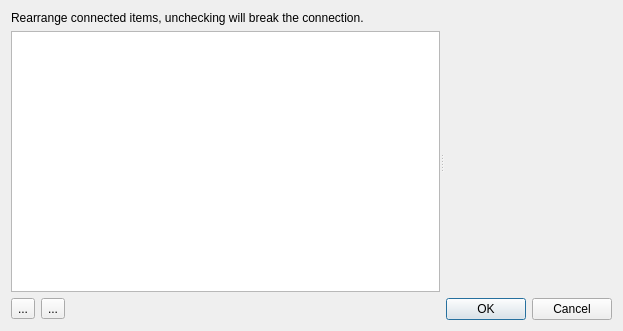
Qt form kinetic/metaitemproperties.ui (hvennekate/data_element) before a commit.
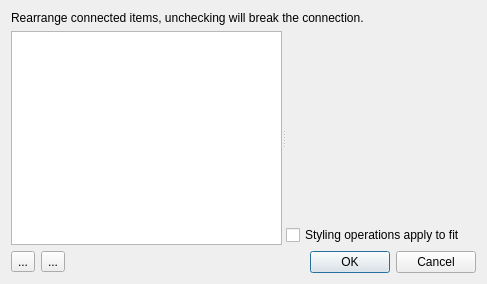
The same form after that commit. Custom widgets are drawn as their Qt base class.

Commit message: Fit styling fixed

Patch:
```diff
--- a/kinetic/metaitemproperties.ui
+++ b/kinetic/metaitemproperties.ui
@@ -6,14 +6,14 @@
    <rect>
     <x>0</x>
     <y>0</y>
-    <width>623</width>
-    <height>331</height>
+    <width>487</width>
+    <height>284</height>
    </rect>
   </property>
   <property name="windowTitle">
    <string>Connected Items</string>
   </property>
-  <layout class="QVBoxLayout" name="verticalLayout">
+  <layout class="QVBoxLayout" name="verticalLayout_3">
    <item>
     <widget class="QLabel" name="label">
      <property name="text">
@@ -22,9 +22,9 @@
     </widget>
    </item>
    <item>
-    <widget class="specSplitter" name="splitter">
+    <widget class="QSplitter" name="splitter">
      <property name="sizePolicy">
-      <sizepolicy hsizetype="Expanding" vsizetype="Expanding">
+      <sizepolicy hsizetype="Expanding" vsizetype="MinimumExpanding">
        <horstretch>0</horstretch>
        <verstretch>0</verstretch>
       </sizepolicy>
@@ -33,11 +33,33 @@
       <enum>Qt::Horizontal</enum>
      </property>
      <widget class="QListWidget" name="connectedItemsList">
+      <property name="sizePolicy">
+       <sizepolicy hsizetype="MinimumExpanding" vsizetype="MinimumExpanding">
+        <horstretch>0</horstretch>
+        <verstretch>0</verstretch>
+       </sizepolicy>
+      </property>
       <property name="selectionMode">
        <enum>QAbstractItemView::ContiguousSelection</enum>
       </property>
      </widget>
-     <widget class="QwtPlot" name="itemPreview"/>
+     <widget class="QWidget" name="layoutWidget">
+      <layout class="QVBoxLayout" name="verticalLayout">
+       <item>
+        <widget class="QwtPlot" name="itemPreview"/>
+       </item>
+       <item>
+        <widget class="QCheckBox" name="styleFit">
+         <property name="enabled">
+          <bool>true</bool>
+         </property>
+         <property name="text">
+          <string>Styling operations apply to fit</string>
+         </property>
+        </widget>
+       </item>
+      </layout>
+     </widget>
     </widget>
    </item>
    <item>
@@ -86,12 +108,6 @@
    <extends>QFrame</extends>
    <header>qwt_plot.h</header>
   </customwidget>
-  <customwidget>
-   <class>specSplitter</class>
-   <extends>QSplitter</extends>
-   <header>specsplitter.h</header>
-   <container>1</container>
-  </customwidget>
  </customwidgets>
  <resources/>
  <connections>
```
The commit also changes 5 other files.
